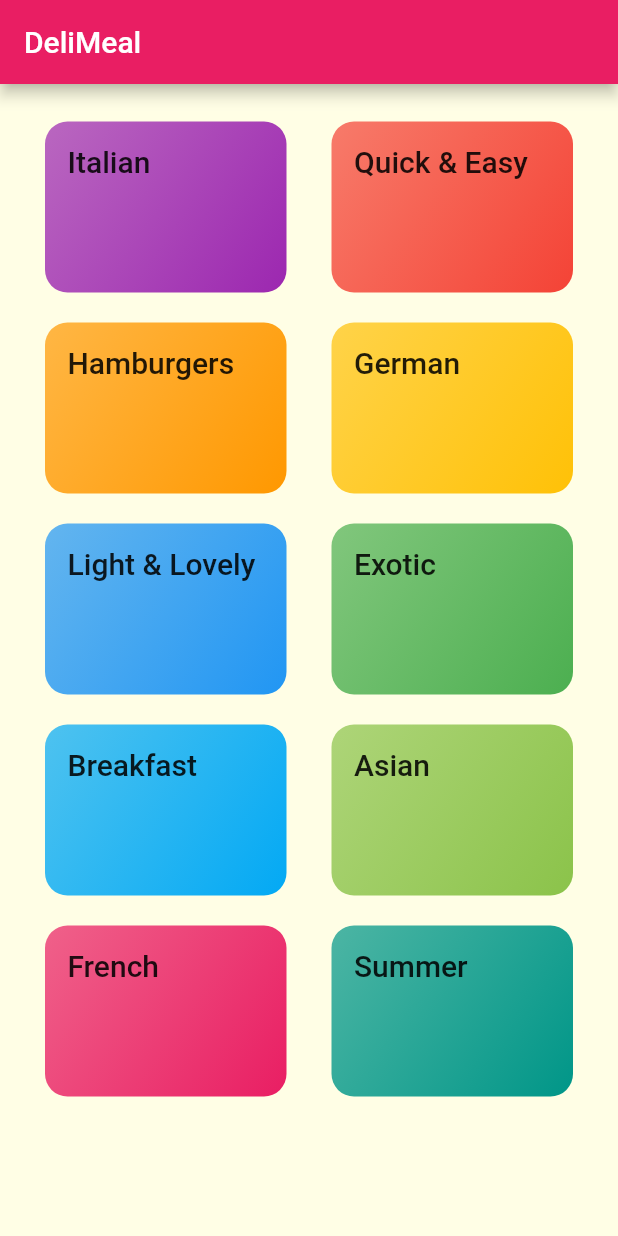
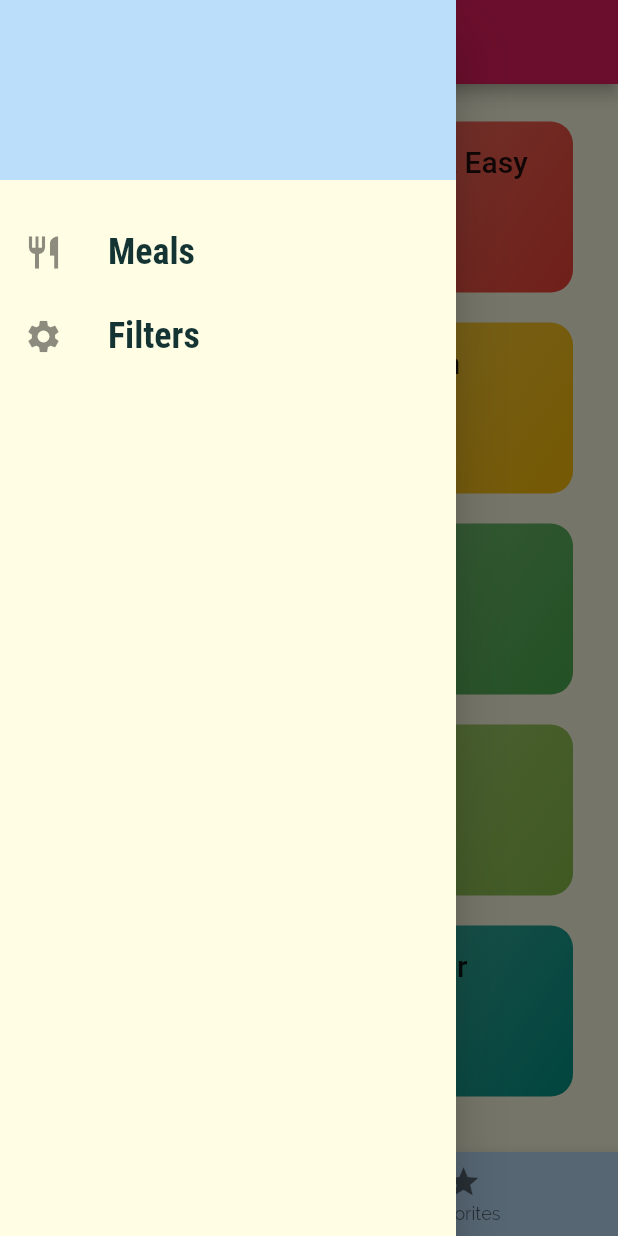
Before and after one commit to Ahsanmumtaz1105/meals-app, a Flutter app: the screen it shows after launch, with the side drawer open (before the commit the screen has no drawer), on a phone screen of 412 x 824 dp. Run offline on Flutter 3.47's test engine with Material 2 defaults, Android fonts, the phone set to English and light mode, and no system bars.

Commit message:
tab screen

```diff
--- a/lib/main.dart
+++ b/lib/main.dart
@@ -1,6 +1,7 @@
 import 'package:flutter/material.dart';
+import 'screen/filters_screen.dart';
+import 'screen/tabs_screen.dart';
 import 'screen/category-meals.dart';
-import 'screen/categories-screen.dart';
 import 'screen/meal-detail.dart';
 
 void main() {
@@ -31,9 +32,10 @@ class MyApp extends StatelessWidget {
       //home: CategoriesScreen(),
       initialRoute: '/', // default is '/'
       routes: {
-        '/': (ctx) => CategoriesScreen(),
+        '/': (ctx) => TabsScreen(),
         CategoryMealsScreen.RouteName: (ctx) => CategoryMealsScreen(),
         MealDetailScreen.RouteName: (ctx) => MealDetailScreen(),
+        FiltersScreen.RouteName: (ctx) => FiltersScreen(),
       },
     );
   }
--- a/lib/screen/categories-screen.dart
+++ b/lib/screen/categories-screen.dart
@@ -6,11 +6,11 @@ import '../widgets/category_item.dart';
 class CategoriesScreen extends StatelessWidget {
   @override
   Widget build(BuildContext context) {
-    return Scaffold(
-      appBar: AppBar(
-        title: const Text('DeliMeal'),
-      ),
-      body: GridView(
+    return
+        // appBar: AppBar(
+        //   title: const Text('DeliMeal'),
+        // ),
+        GridView(
       padding: const EdgeInsets.all(25),
       children: DUMMY_CATEGORIES
           .map(
@@ -27,7 +27,6 @@ class CategoriesScreen extends StatelessWidget {
         crossAxisSpacing: 20,
         mainAxisSpacing: 20,
       ),
-      ),
     );
   }
 }
--- /dev/null
+++ b/lib/screen/tabs_screen.dart
@@ -0,0 +1,54 @@
+import 'package:flutter/material.dart';
+import '/widgets/main_drawer.dart';
+import '../screen/categories-screen.dart';
+import '../screen/favorites_screen.dart';
+
+class TabsScreen extends StatefulWidget {
+  TabsScreen({Key? key}) : super(key: key);
+
+  @override
+  State<TabsScreen> createState() => _TabsScreenState();
+}
+
+class _TabsScreenState extends State<TabsScreen> {
+  final List<Map<String, dynamic>> _pages = [
+    {'page': CategoriesScreen(), 'title': 'Categories'},
+    {'page': FavoritesScreen(), 'title': 'Favorites'},
+  ];
+  int _selectedPageIndex = 0;
+
+  _selectPage(int index) {
+    setState(() {
+      _selectedPageIndex = index;
+    });
+  }
+
+  @override
+  Widget build(BuildContext context) {
+    return DefaultTabController(
+      length: 2,
+      child: Scaffold(
+        appBar: AppBar(
+          title: Text(_pages[_selectedPageIndex]['title']),
+        ),
+        body: _pages[_selectedPageIndex]['page'],
+        bottomNavigationBar: BottomNavigationBar(
+          onTap: _selectPage,
+          currentIndex: _selectedPageIndex,
+          backgroundColor: Theme.of(context).primaryColorLight,
+          items: const [
+            BottomNavigationBarItem(
+              icon: Icon(Icons.category),
+              label: 'Categories',
+            ),
+            BottomNavigationBarItem(
+              icon: Icon(Icons.star),
+              label: 'Favorites',
+            ),
+          ],
+        ),
+        drawer: MainDrawer(),
+      ),
+    );
+  }
+}
--- /dev/null
+++ b/lib/widgets/main_drawer.dart
@@ -0,0 +1,56 @@
+import 'package:flutter/material.dart';
+import 'package:meals_app/screen/filters_screen.dart';
+
+class MainDrawer extends StatelessWidget {
+  MainDrawer();
+
+  builderListTile(String title, IconData icon, Function tabHandler) {
+    return ListTile(
+      leading: Icon(
+        icon,
+        size: 26,
+      ),
+      title: Text(
+        title,
+        style: const TextStyle(
+          fontFamily: 'RobotoCondensed',
+          fontSize: 24,
+          fontWeight: FontWeight.bold,
+        ),
+      ),
+      onTap: () => tabHandler,
+    );
+  }
+
+  @override
+  Widget build(BuildContext context) {
+    return Drawer(
+      child: Column(
+        children: <Widget>[
+          Container(
+            child: Text(
+              'Cooking up',
+              style: TextStyle(
+                  fontWeight: FontWeight.w900,
+                  color: Theme.of(context).primaryColorLight),
+            ),
+            height: 120,
+            padding: const EdgeInsets.all(20),
+            alignment: Alignment.centerLeft,
+            color: Theme.of(context).primaryColorLight,
+          ),
+          const SizedBox(
+            height: 20,
+          ),
+          builderListTile('Meals', Icons.restaurant, () {
+            print('chess');
+            Navigator.of(context).pushNamed('/');
+          }),
+          builderListTile('Filters', Icons.settings, () {
+            Navigator.of(context).pushNamed(FiltersScreen.RouteName);
+          }),
+        ],
+      ),
+    );
+  }
+}
--- a/lib/widgets/meals_item.dart
+++ b/lib/widgets/meals_item.dart
@@ -2,7 +2,7 @@
 
 import 'package:flutter/material.dart';
 import '../models/meal.dart';
-import '../screens/meal-detail.dart';
+import '../screen/meal-detail.dart';
 
 class MealItems extends StatelessWidget {
   final String id;
```
Also changed, not shown: lib/screen/favorites_screen.dart (added, +10 -0 lines), lib/screen/filters_screen.dart (added, +14 -0 lines), lib/screens/categories_screen.dart (deleted, +0 -24 lines), lib/screens/category_meals_screen.dart (deleted, +0 -41 lines), lib/screens/meal-detail.dart (deleted, +0 -27 lines). Lines whose indentation alone changed are shown as unchanged.
